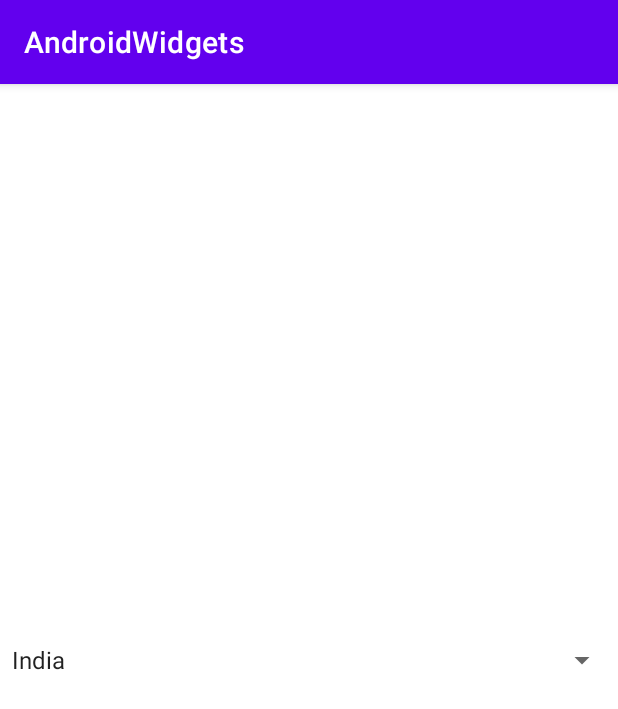
After one commit to rajesh-pujari-improve10x/Android-Widgets, an Android app: the SpinnerActivity screen opened directly, with no data from a screen before it, on a phone screen of 412 x 824 dp. The commit adds this screen. Shown: the top 709 px of the screen. Run offline under Robolectric (Android 15) with nearby library versions, the phone set to English and light mode, and no system bars.

Commit message:
I Created SpinnerActivity and implemented functionality

```diff
--- /dev/null
+++ b/app/src/main/java/com/improve10x/myapplication/SpinnerActivity.java
@@ -0,0 +1,53 @@
+package com.improve10x.myapplication;
+
+import androidx.appcompat.app.AppCompatActivity;
+
+import android.os.Bundle;
+import android.view.View;
+import android.widget.AdapterView;
+import android.widget.ArrayAdapter;
+import android.widget.Toast;
+
+import com.improve10x.myapplication.databinding.ActivitySpinnerBinding;
+
+import java.util.ArrayList;
+
+public class SpinnerActivity extends AppCompatActivity {
+
+    private ActivitySpinnerBinding binding;
+    private ArrayList<String> countries;
+    private ArrayAdapter<String> adapter;
+
+    @Override
+    protected void onCreate(Bundle savedInstanceState) {
+        super.onCreate(savedInstanceState);
+        binding = ActivitySpinnerBinding.inflate(getLayoutInflater());
+        setContentView(binding.getRoot());
+        setData();
+        spinnerSp();
+    }
+
+    private void setData() {
+        countries = new ArrayList<>();
+        countries.add("India");
+        countries.add("USA");
+        countries.add("China");
+        countries.add("Japan");
+        countries.add("Others");
+    }
+
+    private void spinnerSp() {
+        adapter = new ArrayAdapter<>(this, android.R.layout.simple_spinner_item, countries);
+        binding.spinnerSp.setAdapter(adapter);
+        binding.spinnerSp.setOnItemSelectedListener(new AdapterView.OnItemSelectedListener() {
+            @Override
+            public void onItemSelected(AdapterView<?> adapterView, View view, int position, long l) {
+                Toast.makeText(SpinnerActivity.this, countries.get(position), Toast.LENGTH_SHORT).show();
+            }
+
+            @Override
+            public void onNothingSelected(AdapterView<?> adapterView) {
+            }
+        });
+    }
+}
--- /dev/null
+++ b/app/src/main/res/layout/activity_spinner.xml
@@ -0,0 +1,17 @@
+<?xml version="1.0" encoding="utf-8"?>
+<androidx.constraintlayout.widget.ConstraintLayout xmlns:android="http://schemas.android.com/apk/res/android"
+    xmlns:app="http://schemas.android.com/apk/res-auto"
+    xmlns:tools="http://schemas.android.com/tools"
+    android:layout_width="match_parent"
+    android:layout_height="match_parent"
+    tools:context=".SpinnerActivity">
+
+    <Spinner
+        android:id="@+id/spinner_sp"
+        android:layout_width="0dp"
+        android:layout_height="wrap_content"
+        app:layout_constraintBottom_toBottomOf="parent"
+        app:layout_constraintEnd_toEndOf="parent"
+        app:layout_constraintStart_toStartOf="parent"
+        app:layout_constraintTop_toTopOf="parent" />
+</androidx.constraintlayout.widget.ConstraintLayout>
```
Also changed, not shown: app/src/main/AndroidManifest.xml (+14 -0 lines), app/src/main/java/com/improve10x/myapplication/MainActivity.java (+16 -0 lines), app/src/main/java/com/improve10x/myapplication/WebViewActivity.java (added, +24 -0 lines), app/src/main/res/layout/activity_main.xml (+12 -0 lines), app/src/main/res/layout/activity_web_view.xml (added, +18 -0 lines).
